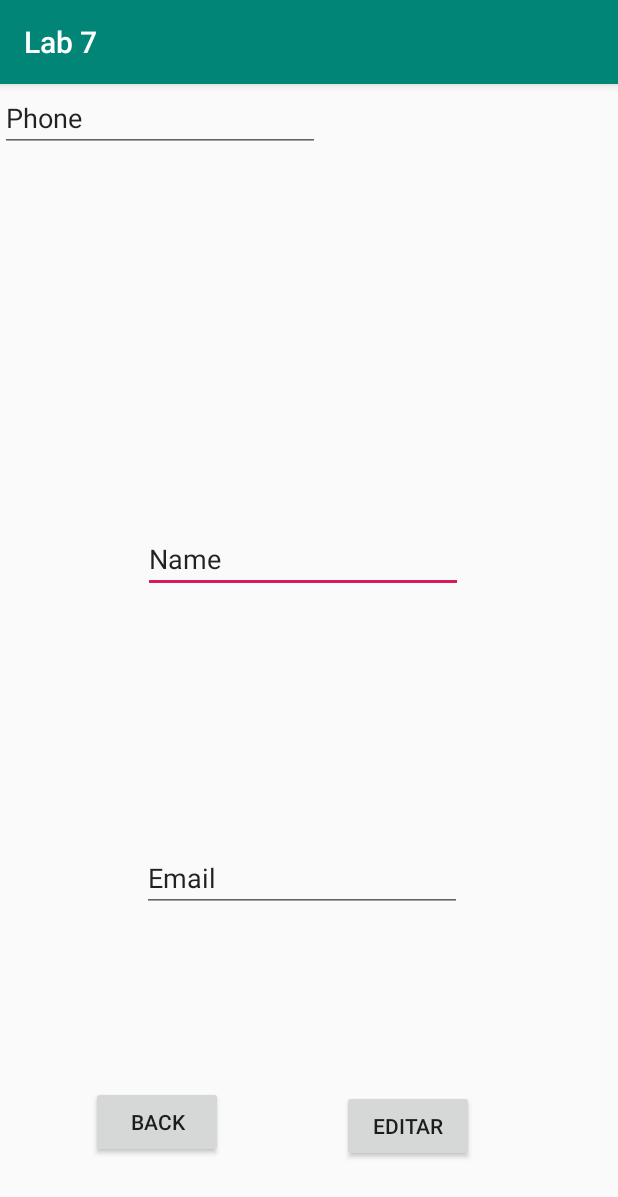
After one commit to andreaeliasc/Lab7, an Android app: the EditarContacto screen opened directly, with no data from a screen before it, on a phone screen of 412 x 824 dp. The commit adds this screen. Shown: the top 1197 px of the screen. Run offline under Robolectric (Android 15) with nearby library versions, the phone set to English and light mode, and no system bars.

Commit message:
no message

```diff
--- a/app/src/main/AndroidManifest.xml
+++ b/app/src/main/AndroidManifest.xml
@@ -18,6 +18,8 @@
         </activity>
         <activity android:name=".NuevoContacto">
         </activity>
+        <activity android:name=".EditarContacto">
+        </activity>
     </application>
 
 </manifest>
--- /dev/null
+++ b/app/src/main/java/com/example/andrea/lab7/EditarContacto.kt
@@ -0,0 +1,12 @@
+package com.example.andrea.lab7
+
+import android.support.v7.app.AppCompatActivity
+import android.os.Bundle
+
+class EditarContacto : AppCompatActivity() {
+
+    override fun onCreate(savedInstanceState: Bundle?) {
+        super.onCreate(savedInstanceState)
+        setContentView(R.layout.activity_editar_contacto)
+    }
+}
--- a/app/src/main/java/com/example/andrea/lab7/MainActivity.kt
+++ b/app/src/main/java/com/example/andrea/lab7/MainActivity.kt
@@ -1,7 +1,9 @@
 package com.example.andrea.lab7
 
+import android.content.Intent
 import android.support.v7.app.AppCompatActivity
 import android.os.Bundle
+import android.view.View
 
 class MainActivity : AppCompatActivity() {
 
@@ -9,4 +11,11 @@ class MainActivity : AppCompatActivity() {
         super.onCreate(savedInstanceState)
         setContentView(R.layout.activity_main)
     }
+
+    fun Contacto(view: View){
+        val intent: Intent = Intent(this, NuevoContacto::class.java)
+        startActivity(intent)
+    }
+
+
 }
--- /dev/null
+++ b/app/src/main/res/layout/activity_editar_contacto.xml
@@ -0,0 +1,59 @@
+<?xml version="1.0" encoding="utf-8"?>
+<android.support.constraint.ConstraintLayout
+        xmlns:android="http://schemas.android.com/apk/res/android"
+        xmlns:tools="http://schemas.android.com/tools"
+        xmlns:app="http://schemas.android.com/apk/res-auto"
+        android:layout_width="match_parent"
+        android:layout_height="match_parent"
+        tools:context=".EditarContacto">
+
+    <Button
+            android:text="BACK"
+            android:layout_width="wrap_content"
+            android:layout_height="wrap_content"
+            android:id="@+id/returnButton" android:layout_marginTop="8dp"
+            app:layout_constraintTop_toTopOf="parent" android:layout_marginBottom="4dp"
+            app:layout_constraintBottom_toBottomOf="parent" app:layout_constraintStart_toStartOf="parent"
+            android:layout_marginStart="8dp" app:layout_constraintEnd_toEndOf="parent" android:layout_marginEnd="8dp"
+            app:layout_constraintHorizontal_bias="0.171" app:layout_constraintVertical_bias="0.932"
+            android:onClick="retrun"/>
+    <Button
+            android:text="Editar"
+            android:layout_width="wrap_content"
+            android:layout_height="wrap_content"
+            android:id="@+id/saveChanges" android:layout_marginTop="8dp"
+            app:layout_constraintTop_toTopOf="parent" android:layout_marginBottom="8dp"
+            app:layout_constraintBottom_toBottomOf="parent" app:layout_constraintEnd_toEndOf="parent"
+            android:layout_marginEnd="8dp" app:layout_constraintStart_toStartOf="parent"
+            android:layout_marginStart="8dp" app:layout_constraintHorizontal_bias="0.714"
+            app:layout_constraintVertical_bias="0.941" android:onClick="edit"/>
+    <EditText
+            android:layout_width="wrap_content"
+            android:layout_height="wrap_content"
+            android:inputType="textPersonName"
+            android:ems="10"
+            android:id="@+id/newName" android:layout_marginTop="8dp"
+            app:layout_constraintTop_toTopOf="parent" android:layout_marginBottom="8dp"
+            app:layout_constraintBottom_toBottomOf="parent" android:layout_marginEnd="8dp"
+            app:layout_constraintEnd_toEndOf="parent" android:layout_marginStart="8dp"
+            app:layout_constraintStart_toStartOf="parent" app:layout_constraintHorizontal_bias="0.477"
+            app:layout_constraintVertical_bias="0.405" android:text="Name"/>
+    <EditText
+            android:layout_width="wrap_content"
+            android:layout_height="wrap_content"
+            android:inputType="textPersonName"
+            android:ems="10"
+            android:id="@+id/newTel"
+            tools:layout_editor_absoluteY="260dp" tools:layout_editor_absoluteX="81dp" android:text="Phone"/>
+    <EditText
+            android:layout_width="wrap_content"
+            android:layout_height="wrap_content"
+            android:inputType="textPersonName"
+            android:ems="10"
+            android:id="@+id/newEmail" android:layout_marginTop="8dp"
+            app:layout_constraintTop_toTopOf="parent" android:layout_marginBottom="8dp"
+            app:layout_constraintBottom_toBottomOf="parent" android:layout_marginEnd="8dp"
+            app:layout_constraintEnd_toEndOf="parent" android:layout_marginStart="7dp"
+            app:layout_constraintStart_toStartOf="parent" app:layout_constraintHorizontal_bias="0.477"
+            app:layout_constraintVertical_bias="0.706" android:text="Email"/>
+</android.support.constraint.ConstraintLayout>
--- a/app/src/main/res/layout/activity_main.xml
+++ b/app/src/main/res/layout/activity_main.xml
@@ -26,5 +26,5 @@
             android:layout_marginStart="8dp" app:layout_constraintEnd_toEndOf="parent"
             android:layout_marginEnd="8dp" android:layout_marginTop="8dp"
             app:layout_constraintTop_toTopOf="parent" app:layout_constraintVertical_bias="0.812"
-            android:onClick="showNuevoContacto"/>
+            android:onClick="Contacto"/>
 </android.support.constraint.ConstraintLayout>
```
